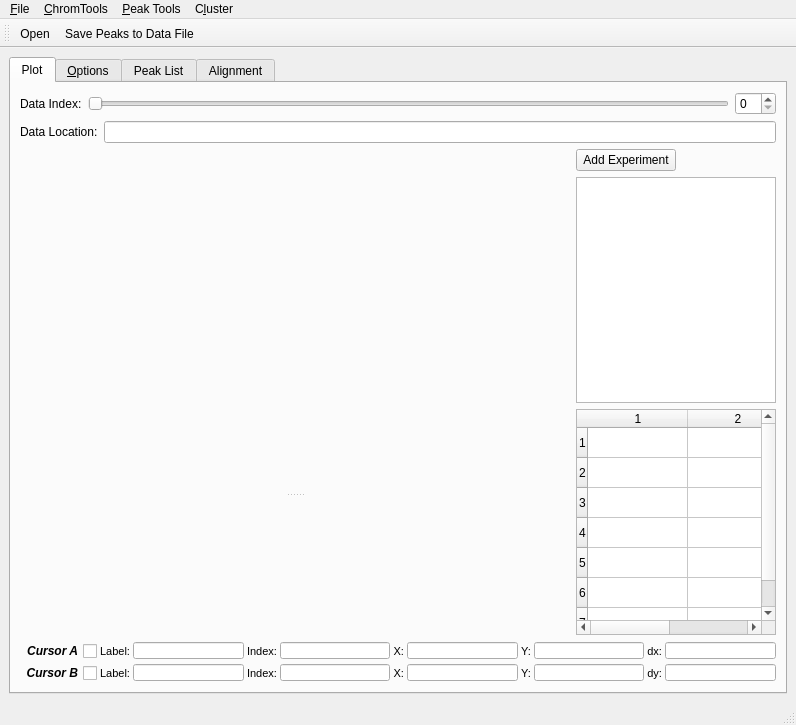
First picture: the form in GCAlign/iterate.ui, repository mfitzp/toolz, before the edit.
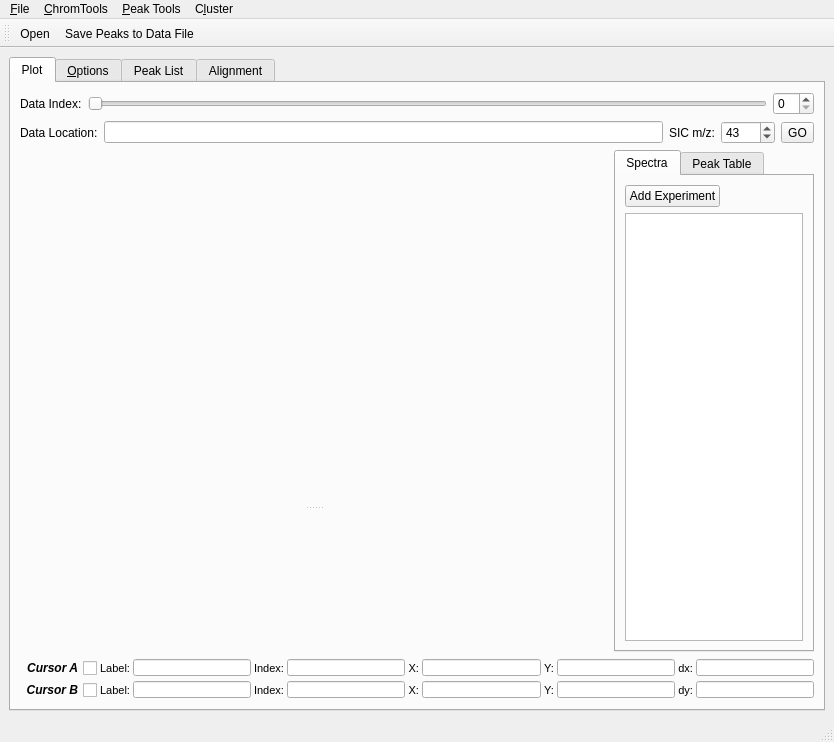
Second picture: the form after the edit. Icons and pictures are not drawn. Custom widgets are drawn as their Qt base class.

Diff of the .ui file:
```diff
--- a/GCAlign/iterate.ui
+++ b/GCAlign/iterate.ui
@@ -5,8 +5,8 @@
    <rect>
     <x>0</x>
     <y>0</y>
-    <width>796</width>
-    <height>725</height>
+    <width>834</width>
+    <height>742</height>
    </rect>
   </property>
   <property name="windowTitle" >
@@ -41,8 +41,8 @@
        <attribute name="title" >
         <string>Plot</string>
        </attribute>
-       <layout class="QGridLayout" >
-        <item row="0" column="0" >
+       <layout class="QVBoxLayout" >
+        <item>
          <layout class="QHBoxLayout" >
           <item>
            <widget class="QLabel" name="label" >
@@ -63,7 +63,9 @@
           </item>
          </layout>
         </item>
-        <item row="1" column="0" >
+        <item>
+         <layout class="QHBoxLayout" >
+          <item>
          <layout class="QHBoxLayout" >
           <item>
            <widget class="QLabel" name="label_2" >
@@ -81,16 +83,55 @@
           </item>
          </layout>
         </item>
-        <item row="2" column="0" >
+          <item>
+           <layout class="QHBoxLayout" >
+            <item>
+             <widget class="QLabel" name="label_26" >
+              <property name="text" >
+               <string>SIC m/z:</string>
+              </property>
+             </widget>
+            </item>
+            <item>
+             <widget class="QSpinBox" name="mzSIC_SB" >
+              <property name="minimum" >
+               <number>1</number>
+              </property>
+              <property name="maximum" >
+               <number>1000</number>
+              </property>
+              <property name="value" >
+               <number>43</number>
+              </property>
+             </widget>
+            </item>
+            <item>
+             <widget class="QToolButton" name="sicGO_Btn" >
+              <property name="text" >
+               <string>GO</string>
+              </property>
+             </widget>
+            </item>
+           </layout>
+          </item>
+         </layout>
+        </item>
+        <item>
          <layout class="QHBoxLayout" >
           <item>
            <widget class="QSplitter" name="splitter" >
+            <property name="sizePolicy" >
+             <sizepolicy vsizetype="Expanding" hsizetype="Expanding" >
+              <horstretch>0</horstretch>
+              <verstretch>0</verstretch>
+             </sizepolicy>
+            </property>
             <property name="orientation" >
              <enum>Qt::Vertical</enum>
             </property>
             <widget class="MPL_Image_Widget" native="1" name="plotWidget" >
              <property name="sizePolicy" >
-              <sizepolicy vsizetype="Expanding" hsizetype="Maximum" >
+              <sizepolicy vsizetype="Expanding" hsizetype="Expanding" >
                <horstretch>0</horstretch>
                <verstretch>0</verstretch>
               </sizepolicy>
@@ -104,7 +145,7 @@
             </widget>
             <widget class="MPL_Chrom_Widget" native="1" name="plotWidget2" >
              <property name="sizePolicy" >
-              <sizepolicy vsizetype="Expanding" hsizetype="Maximum" >
+              <sizepolicy vsizetype="Expanding" hsizetype="Expanding" >
                <horstretch>0</horstretch>
                <verstretch>0</verstretch>
               </sizepolicy>
@@ -119,7 +160,23 @@
            </widget>
           </item>
           <item>
+           <widget class="QTabWidget" name="tabWidget_3" >
+            <property name="maximumSize" >
+             <size>
+              <width>200</width>
+              <height>16777215</height>
+             </size>
+            </property>
+            <property name="currentIndex" >
+             <number>0</number>
+            </property>
+            <widget class="QWidget" name="tab_4" >
+             <attribute name="title" >
+              <string>Spectra</string>
+             </attribute>
            <layout class="QVBoxLayout" >
+              <item>
+               <layout class="QHBoxLayout" >
             <item>
              <widget class="QPushButton" name="addFileBtn" >
               <property name="maximumSize" >
@@ -137,9 +194,24 @@
              </widget>
             </item>
             <item>
+                 <spacer>
+                  <property name="orientation" >
+                   <enum>Qt::Horizontal</enum>
+                  </property>
+                  <property name="sizeHint" >
+                   <size>
+                    <width>40</width>
+                    <height>20</height>
+                   </size>
+                  </property>
+                 </spacer>
+                </item>
+               </layout>
+              </item>
+              <item>
              <widget class="QListWidget" name="listWidget" >
               <property name="sizePolicy" >
-               <sizepolicy vsizetype="Minimum" hsizetype="Minimum" >
+                 <sizepolicy vsizetype="Expanding" hsizetype="Minimum" >
                 <horstretch>0</horstretch>
                 <verstretch>0</verstretch>
                </sizepolicy>
@@ -167,6 +239,13 @@
               </property>
              </widget>
             </item>
+             </layout>
+            </widget>
+            <widget class="QWidget" name="tab_5" >
+             <attribute name="title" >
+              <string>Peak Table</string>
+             </attribute>
+             <layout class="QHBoxLayout" >
             <item>
              <widget class="QTableWidget" name="tableWidget" >
               <property name="sizePolicy" >
@@ -202,10 +281,12 @@
              </widget>
             </item>
            </layout>
+            </widget>
+           </widget>
           </item>
          </layout>
         </item>
-        <item row="3" column="0" >
+        <item>
          <layout class="QGridLayout" >
           <property name="horizontalSpacing" >
            <number>3</number>
@@ -1420,7 +1501,7 @@
     <rect>
      <x>0</x>
      <y>0</y>
-     <width>796</width>
+     <width>834</width>
      <height>21</height>
     </rect>
    </property>
@@ -1479,6 +1560,12 @@
    <property name="windowTitle" >
     <string>toolBar</string>
    </property>
+   <property name="iconSize" >
+    <size>
+     <width>24</width>
+     <height>24</height>
+    </size>
+   </property>
    <attribute name="toolBarArea" >
     <enum>TopToolBarArea</enum>
    </attribute>
@@ -1581,6 +1668,11 @@
   </action>
  </widget>
  <customwidgets>
+  <customwidget>
+   <class>CustomTable</class>
+   <extends>QTableWidget</extends>
+   <header>customTable</header>
+  </customwidget>
   <customwidget>
    <class>MPL_Chrom_Widget</class>
    <extends>QWidget</extends>
@@ -1593,11 +1685,6 @@
    <header>mpl_image_widget</header>
    <container>1</container>
   </customwidget>
-  <customwidget>
-   <class>CustomTable</class>
-   <extends>QTableWidget</extends>
-   <header>customTable</header>
-  </customwidget>
  </customwidgets>
  <resources>
   <include location="icons.qrc" />
```
Lines whose indentation alone changed are shown as unchanged.
